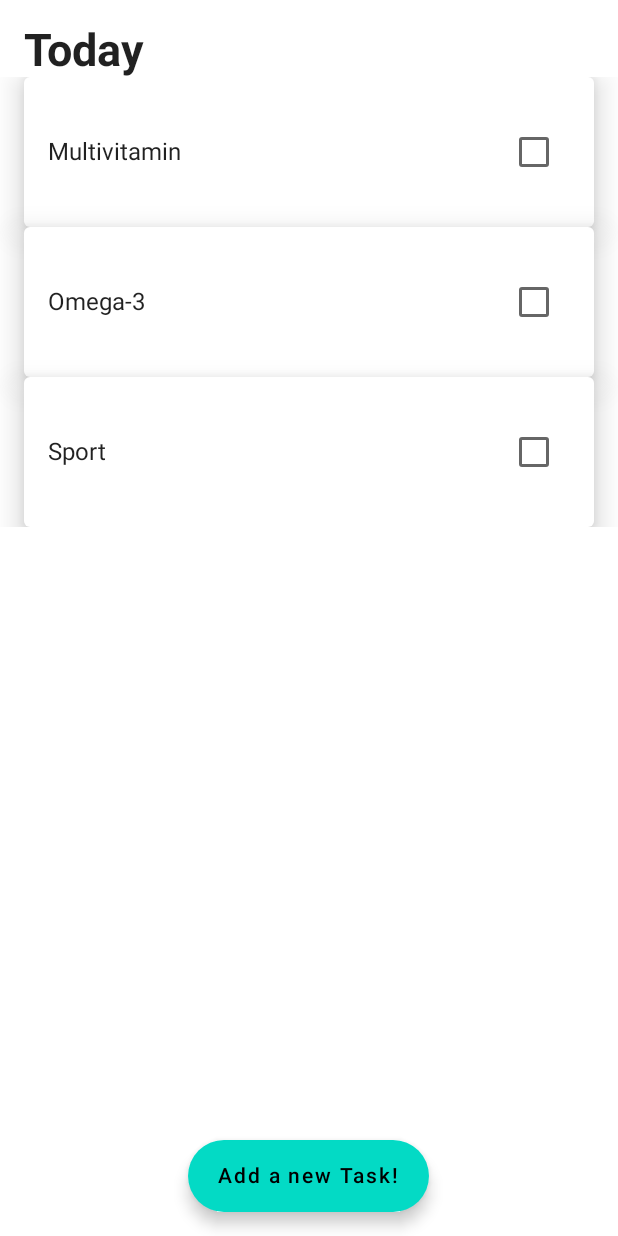
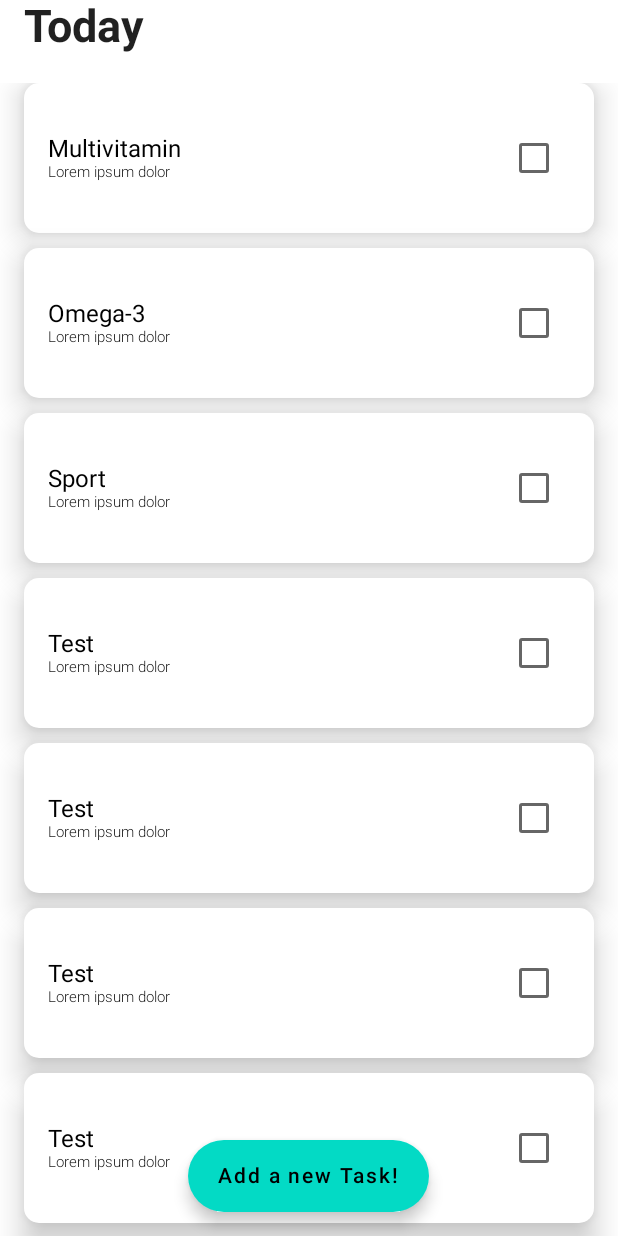
Before and after one commit to DennisBaerXY/simple-android-compose-reminder, an Android app built with Jetpack Compose: the screen it shows after launch (MainActivity), on a phone screen of 412 x 824 dp. Run offline under Robolectric (Android 15) with nearby library versions, the phone set to English and light mode, and no system bars.

Commit message:
Main Page UI Simple Prototype

```diff
--- a/app/src/main/java/com/dennisdevelops/simple_vitamin_task_reminder/MainActivity.kt
+++ b/app/src/main/java/com/dennisdevelops/simple_vitamin_task_reminder/MainActivity.kt
@@ -3,18 +3,21 @@ package com.dennisdevelops.simple_vitamin_task_reminder
 import android.os.Bundle
 import androidx.activity.ComponentActivity
 import androidx.activity.compose.setContent
+import androidx.compose.animation.animateColorAsState
 import androidx.compose.foundation.layout.*
 import androidx.compose.foundation.lazy.LazyColumn
-import androidx.compose.foundation.lazy.items
+import androidx.compose.foundation.lazy.itemsIndexed
+import androidx.compose.foundation.shape.RoundedCornerShape
 import androidx.compose.material.*
 import androidx.compose.runtime.*
 import androidx.compose.ui.Alignment
 import androidx.compose.ui.Modifier
+import androidx.compose.ui.graphics.Color
 import androidx.compose.ui.text.font.FontWeight
+import androidx.compose.ui.text.style.TextDecoration
 import androidx.compose.ui.tooling.preview.Preview
 import androidx.compose.ui.unit.dp
 import androidx.compose.ui.unit.sp
-
 import com.dennisdevelops.simple_vitamin_task_reminder.ui.theme.SimplevitamintaskreminderTheme
 
 class MainActivity : ComponentActivity() {
@@ -48,11 +51,22 @@ class MainActivity : ComponentActivity() {
                             mutableStateListOf("Multivitamin", "Omega-3", "Sport")
                         }
 
-                        Column(modifier = Modifier.padding(16.dp)) {
+                        Column(modifier = Modifier.padding(horizontal = 16.dp)) {
                             Heading("Today")
-                            LazyColumn {
-                                items(taskList) { task ->
-                                    TaskCard(name = task)
+                            Spacer(modifier = Modifier.height(20.dp))
+                            LazyColumn(modifier = Modifier.fillMaxSize()) {
+                                itemsIndexed(taskList) { index, task ->
+                                    TaskCard(title = task, description = "Lorem ipsum dolor")
+
+                                    if (index != task.length - 1) {
+                                        Spacer(modifier = Modifier.height(10.dp))
+                                    }
+                                }
+
+                                items(10) {
+                                    TaskCard(title = "Test", description = "Lorem ipsum dolor")
+                                    Spacer(modifier = Modifier.height(10.dp))
+
                                 }
                             }
                         }
@@ -73,13 +87,15 @@ fun Heading(name: String) {
 
 @Composable
 
-fun TaskCard(name: String) {
+fun TaskCard(title: String, description: String? = null) {
 
     var isChecked by remember { mutableStateOf(false) }
     Card(
-        elevation = 12.dp, modifier = Modifier
+        elevation = 12.dp,
+        modifier = Modifier
             .fillMaxWidth()
-            .height(100.dp)
+            .height(100.dp),
+        shape = RoundedCornerShape(10.dp)
     ) {
 
         Column(
@@ -93,10 +109,17 @@ fun TaskCard(name: String) {
                 verticalAlignment = Alignment.CenterVertically,
                 horizontalArrangement = Arrangement.SpaceBetween
             ) {
-                Text(text = name)
+
+                TextForTextCard(
+                    title = title,
+                    description = description,
+                    modifier = Modifier,
+                    completed = isChecked
+                )
                 Checkbox(checked = isChecked, onCheckedChange = {
                     isChecked = it
                 })
+
             }
         }
 
@@ -104,10 +127,54 @@ fun TaskCard(name: String) {
     }
 }
 
+@Composable
+fun TextForTextCard(
+    title: String,
+    description: String? = null,
+    modifier: Modifier,
+    completed: Boolean
+) {
+
+    val textColor by animateColorAsState(targetValue = if (completed) Color.Gray else Color.Black)
+    Column(
+        modifier = modifier,
+        verticalArrangement = Arrangement.Center,
+        horizontalAlignment = Alignment.Start
+    ) {
+        Text(
+            text = title,
+            fontSize = 16.sp,
+            color = textColor,
+            textDecoration = if (completed) TextDecoration.LineThrough else TextDecoration.None
+        )
+        if (description != null) {
+            Text(
+                text = description,
+                fontWeight = FontWeight.Light,
+                fontSize = 10.sp,
+                color = textColor,
+                textDecoration = if (completed) TextDecoration.LineThrough else TextDecoration.None
+            )
+
+        }
+    }
+}
+
+@Preview(showBackground = true)
+@Composable
+fun PreviewText() {
+    SimplevitamintaskreminderTheme {
+        TaskCard(title = "Multivitamin", description = "Take the Vitamins every day only once")
+
+
+    }
+}
+
+
 @Preview(showBackground = true)
 @Composable
 fun DefaultPreview() {
     SimplevitamintaskreminderTheme {
-        TaskCard(name = "Multivitamin")
+        TaskCard(title = "Multivitamin")
     }
 }
```
